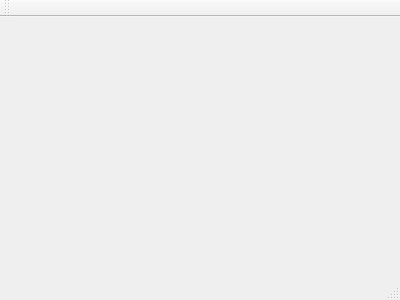
The window that mainwindow.ui (Akzwar/ArenstorfModel) describes before a commit, drawn with Qt 5.
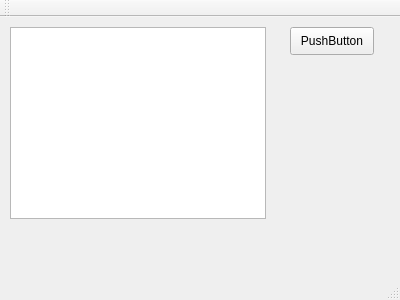
The same window after the commit.

What changed in the file:
```diff
--- a/mainwindow.ui
+++ b/mainwindow.ui
@@ -12,13 +12,60 @@
   <property name="windowTitle" >
    <string>MainWindow</string>
   </property>
-  <widget class="QMenuBar" name="menuBar" />
-  <widget class="QToolBar" name="mainToolBar" />
-  <widget class="QWidget" name="centralWidget" />
-  <widget class="QStatusBar" name="statusBar" />
+  <widget class="QWidget" name="centralWidget">
+   <widget class="QGraphicsView" name="graphicsView">
+    <property name="geometry">
+     <rect>
+      <x>10</x>
+      <y>10</y>
+      <width>256</width>
+      <height>192</height>
+     </rect>
+    </property>
+    <property name="sceneRect">
+     <rectf>
+      <x>0.000000000000000</x>
+      <y>0.000000000000000</y>
+      <width>22.000000000000000</width>
+      <height>20.000000000000000</height>
+     </rectf>
+    </property>
+   </widget>
+   <widget class="QPushButton" name="pushButton">
+    <property name="geometry">
+     <rect>
+      <x>290</x>
+      <y>10</y>
+      <width>84</width>
+      <height>28</height>
+     </rect>
+    </property>
+    <property name="text">
+     <string>PushButton</string>
+    </property>
+   </widget>
+  </widget>
+  <widget class="QMenuBar" name="menuBar">
+   <property name="geometry">
+    <rect>
+     <x>0</x>
+     <y>0</y>
+     <width>400</width>
+     <height>25</height>
+    </rect>
+   </property>
+  </widget>
+  <widget class="QToolBar" name="mainToolBar">
+   <attribute name="toolBarArea">
+    <enum>TopToolBarArea</enum>
+   </attribute>
+   <attribute name="toolBarBreak">
+    <bool>false</bool>
+   </attribute>
+  </widget>
+  <widget class="QStatusBar" name="statusBar"/>
  </widget>
- <layoutDefault spacing="6" margin="11" />
- <pixmapfunction></pixmapfunction>
+ <layoutdefault spacing="6" margin="11"/>
  <resources/>
  <connections/>
 </ui>
```
Left out of the diff: 7 changed lines with no effect on the pictures.
